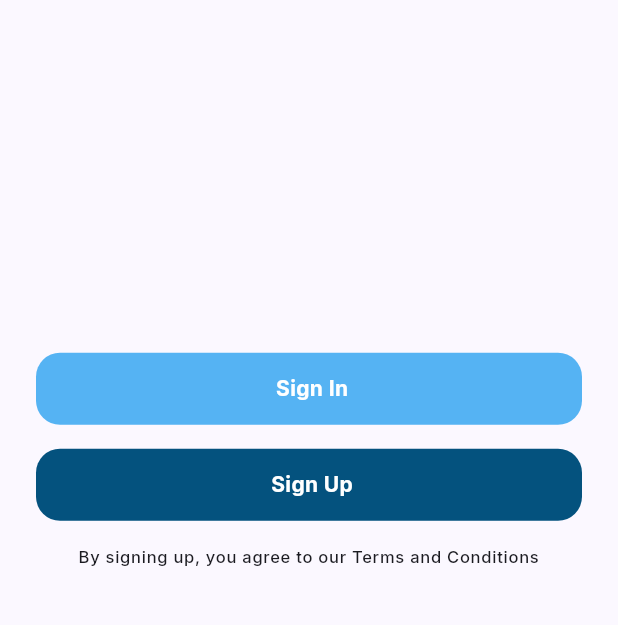
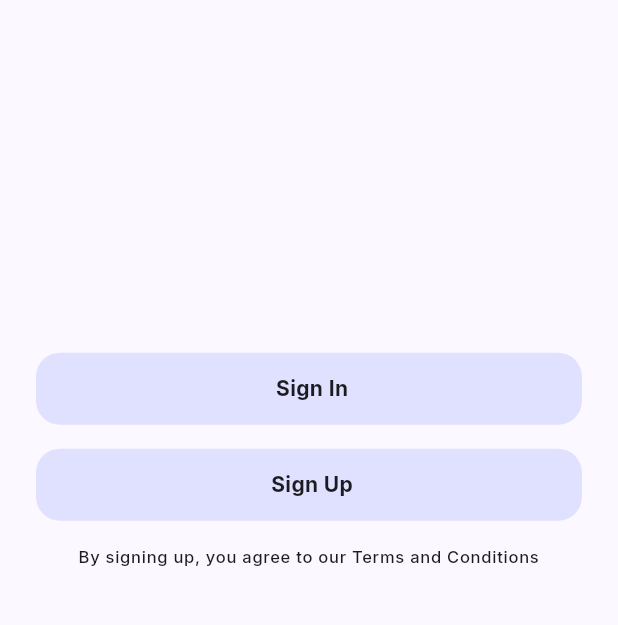
Before and after one commit to burakkoc5/asset_tracker, a Flutter app: the screen it shows after launch, on a phone screen of 412 x 824 dp, the part 539-1164 px from its top. Run offline on Flutter 3.47's test engine with Material 3 defaults, Android fonts, the phone set to English and light mode, and no system bars; our stand-ins replace auto_route, google_fonts; missing offline and left inert: slang; generated files the repository leaves out were written again.

Commit message:
All colors managed by theme, appColors removed

```diff
--- a/lib/core/theme/app_colors.dart
+++ /dev/null
@@ -1,90 +0,0 @@
-import 'package:flutter/material.dart';
-
-class AppColors {
-  // Private constructor to prevent instantiation
-  AppColors._();
-
-  static const primarySwatch = MaterialColor(
-    0xFF000000, //0
-    {
-      0: Color(0xFF000000),
-      10: Color(0xFF04527E),
-      20: Color(0xFF016697),
-      30: Color(0xFF1884BD),
-      40: Color(0xFF38A5EB),
-      50: Color(0xFF55B3F3),
-      60: Color(0xFF76CFFF),
-      70: Color(0xFF99DBFF),
-      80: Color(0xFFB3E4FF),
-      90: Color(0xFFCCEDFF),
-      95: Color(0xFFECF8FF),
-      99: Color(0xFFF9FDFF),
-      100: Color(0xFFFFFFFF),
-    },
-  );
-
-  static const greenSwatch = MaterialColor(
-    0xFF000000, //0
-    {
-      0: Color(0xFF000000),
-      10: Color(0xFF258260),
-      20: Color(0xFF33AB7F),
-      30: Color(0xFF3EC895),
-      40: Color(0xFF42CD9A),
-      50: Color(0xFF40DBA3),
-      60: Color(0xFF9FEDD1),
-      70: Color(0xFFB3F1DA),
-      80: Color(0xFFC5F4E3),
-      90: Color(0xFFD9F8ED),
-      95: Color(0xFFEBFBF5),
-      99: Color(0xFFF8FFFC),
-      100: Color(0xFFFFFFFF),
-    },
-  );
-
-  static const neutralSwatch = MaterialColor(
-    0xFF000000, //0
-    {
-      0: Color(0xFF000000),
-      10: Color(0xFF1B1C1F),
-      20: Color(0xFF303133),
-      30: Color(0xFF464749),
-      40: Color(0xFF5D5F62),
-      50: Color(0xFF757679),
-      60: Color(0xFF909294),
-      70: Color(0xFFAAACAE),
-      80: Color(0xFFC5C9CA),
-      90: Color(0xFFE1E5E6),
-      95: Color(0xFFF3F5F6),
-      99: Color(0xFFF8F8F8),
-      100: Color(0xFFFFFFFF),
-    },
-  );
-
-  static final primary = primarySwatch[50]!;
-  static final onPrimary = primarySwatch[100]!;
-  static final primaryContainer = primarySwatch[90]!;
-  static final onPrimaryContainer = primarySwatch[10]!;
-
-  static const error = Color(0xFFE02A2A);
-  static const onError = Color(0xFFFFFFFF);
-  static const errorContainer = Color(0xFFF9DEDC);
-  static const onErrorContainer = Color(0xFF410E0B);
-  static const divider = Color(0x33494949);
-
-  static final background = neutralSwatch[95]!;
-  static final onBackground = neutralSwatch[20]!;
-
-  static final surface = neutralSwatch[100]!;
-  static final onSurface = neutralSwatch[20]!;
-  static final surfaceVariant = neutralSwatch[95]!;
-  static final onSurfaceVariant = neutralSwatch[30]!;
-  static final outline = neutralSwatch[50]!;
-  static final outlineVariant = neutralSwatch[80]!;
-
-  static final textColor = onSurface;
-  static final iconBackgroundColor = neutralSwatch[90]!;
-
-  static final green = greenSwatch[50]!;
-  static const red = Color(0xFFE02A2A);
-}
--- a/lib/core/theme/theme.dart
+++ b/lib/core/theme/theme.dart
@@ -345,6 +345,10 @@ class MaterialTheme {
         ),
         scaffoldBackgroundColor: colorScheme.surface,
         canvasColor: colorScheme.surface,
+        tabBarTheme: TabBarTheme(
+          labelColor: colorScheme.primary,
+          unselectedLabelColor: colorScheme.onSurfaceVariant,
+        ),
       );
 
   List<ExtendedColor> get extendedColors => [];
--- a/lib/core/widgets/bottom_sheet.dart
+++ b/lib/core/widgets/bottom_sheet.dart
@@ -1,4 +1,3 @@
-import 'package:asset_tracker/core/theme/app_colors.dart';
 import 'package:asset_tracker/core/theme/paddings.dart';
 import 'package:asset_tracker/core/theme/radiuses.dart';
 import 'package:flutter/material.dart';
@@ -52,7 +51,6 @@ class CustomBottomSheet {
                       width: 48,
                       height: 6,
                       decoration: BoxDecoration(
-                        color: AppColors.neutralSwatch[70],
                         borderRadius: Radiuses.sm.all,
                       ),
                     ),
--- a/lib/core/widgets/container_button.dart
+++ b/lib/core/widgets/container_button.dart
@@ -1,4 +1,3 @@
-import 'package:asset_tracker/core/theme/app_colors.dart';
 import 'package:asset_tracker/core/theme/paddings.dart';
 import 'package:asset_tracker/core/theme/radiuses.dart';
 import 'package:flutter/material.dart';
@@ -43,7 +42,7 @@ class AppContainerButton extends StatelessWidget {
           padding: padding ??
               EdgeInsets.only(left: isBig ? 16 : 8, right: isBig ? 16 : 4),
           decoration: BoxDecoration(
-            color: color ?? AppColors.onPrimaryContainer,
+            color: color ?? Theme.of(context).colorScheme.primaryContainer,
             borderRadius: Radiuses.sm.all,
           ),
           height: height ?? 48,
--- a/lib/features/auth/presentation/registration_screen.dart
+++ b/lib/features/auth/presentation/registration_screen.dart
@@ -1,4 +1,3 @@
-import 'package:asset_tracker/core/theme/app_colors.dart';
 import 'package:asset_tracker/core/theme/paddings.dart';
 import 'package:asset_tracker/core/widgets/bottom_sheet.dart';
 import 'package:asset_tracker/features/auth/presentation/widgets/bottom_sheet_widget.dart';
@@ -34,7 +33,6 @@ class _RegistrationScreenState extends State<RegistrationScreen> {
             Column(
               children: [
                 RegistrationButtonWidget(
-                    color: AppColors.primary,
                     buttonText: t.registration.signIn.signInText,
                     onPressed: () {
                       CustomBottomSheet.show(context,
--- a/lib/features/auth/presentation/signup_form.dart
+++ b/lib/features/auth/presentation/signup_form.dart
@@ -20,9 +20,9 @@ class SignupForm extends StatelessWidget {
       crossAxisAlignment: CrossAxisAlignment.start,
       children: [
         FullnameTextfieldWidget(nameController: nameController),
-        Paddings.xs.vertical,
+        Paddings.sm.vertical,
         EmailTextfieldWidget(emailController: emailController),
-        Paddings.xs.vertical,
+        Paddings.sm.vertical,
         PasswordTextfieldWidget(passwordController: passwordController),
       ],
     );
--- a/lib/features/auth/presentation/widgets/bottom_sheet_widget.dart
+++ b/lib/features/auth/presentation/widgets/bottom_sheet_widget.dart
@@ -1,4 +1,3 @@
-import 'package:asset_tracker/core/theme/app_colors.dart';
 import 'package:asset_tracker/features/auth/presentation/login_form.dart';
 import 'package:asset_tracker/features/auth/presentation/signup_form.dart';
 import 'package:asset_tracker/i18n/strings.g.dart';
@@ -35,9 +34,6 @@ class _BottomSheetWidgetState extends State<BottomSheetWidget>
           TabBar(
             controller: _tabController,
             dividerColor: Colors.transparent,
-            indicatorColor: AppColors.primary, // Ana Renk
-            labelColor: AppColors.primary, // Ana Renk
-            unselectedLabelColor: AppColors.onPrimaryContainer, // Gri
             tabs: [
               Tab(text: t.registration.signIn.signInText),
               Tab(text: t.registration.signUp.signUpText),
--- a/lib/features/auth/presentation/widgets/forgot_password_button_widget.dart
+++ b/lib/features/auth/presentation/widgets/forgot_password_button_widget.dart
@@ -1,4 +1,3 @@
-import 'package:asset_tracker/core/theme/app_colors.dart';
 import 'package:asset_tracker/i18n/strings.g.dart';
 import 'package:flutter/material.dart';
 
@@ -14,7 +13,6 @@ class ForgotPasswordButtonWidget extends StatelessWidget {
         child: Text(
           t.registration.signIn.forgotPassword,
           style: Theme.of(context).textTheme.bodySmall?.copyWith(
-                color: AppColors.primary, // Ana Renk
                 fontWeight: FontWeight.w700,
               ),
         ),
--- a/lib/features/auth/presentation/widgets/registration_button_widget.dart
+++ b/lib/features/auth/presentation/widgets/registration_button_widget.dart
@@ -1,4 +1,3 @@
-import 'package:asset_tracker/core/theme/app_colors.dart';
 import 'package:asset_tracker/core/widgets/container_button.dart';
 import 'package:flutter/material.dart';
 
@@ -23,7 +22,6 @@ class RegistrationButtonWidget extends StatelessWidget {
         child: Text(
           buttonText,
           style: Theme.of(context).textTheme.bodyMedium?.copyWith(
-                color: AppColors.onPrimary,
                 fontWeight: FontWeight.bold,
               ),
         ),
--- a/lib/features/splash/splash_screen.dart
+++ b/lib/features/splash/splash_screen.dart
@@ -1,6 +1,5 @@
 import 'package:asset_tracker/core/constants/app_constants.dart';
 import 'package:asset_tracker/core/routing/app_router.gr.dart';
-import 'package:asset_tracker/core/theme/app_colors.dart';
 import 'package:asset_tracker/core/utils/asset_manager.dart';
 import 'package:auto_route/auto_route.dart';
 import 'package:flutter/material.dart';
@@ -38,9 +37,10 @@ class _SplashScreenState extends State<SplashScreen> {
             ),
             Text(
               "Asset Tracker",
-              style: Theme.of(context).textTheme.headlineLarge?.copyWith(
-                  color: AppColors.onSurfaceVariant,
-                  fontWeight: FontWeight.bold),
+              style: Theme.of(context)
+                  .textTheme
+                  .headlineLarge
+                  ?.copyWith(fontWeight: FontWeight.bold),
             ),
           ],
         ),
```
